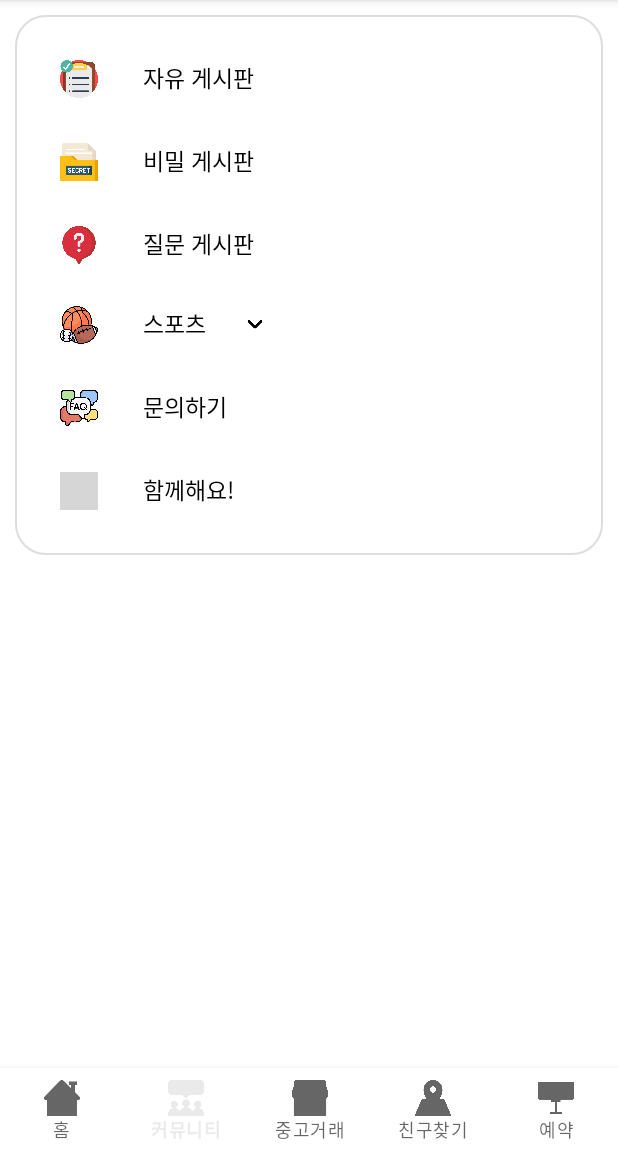
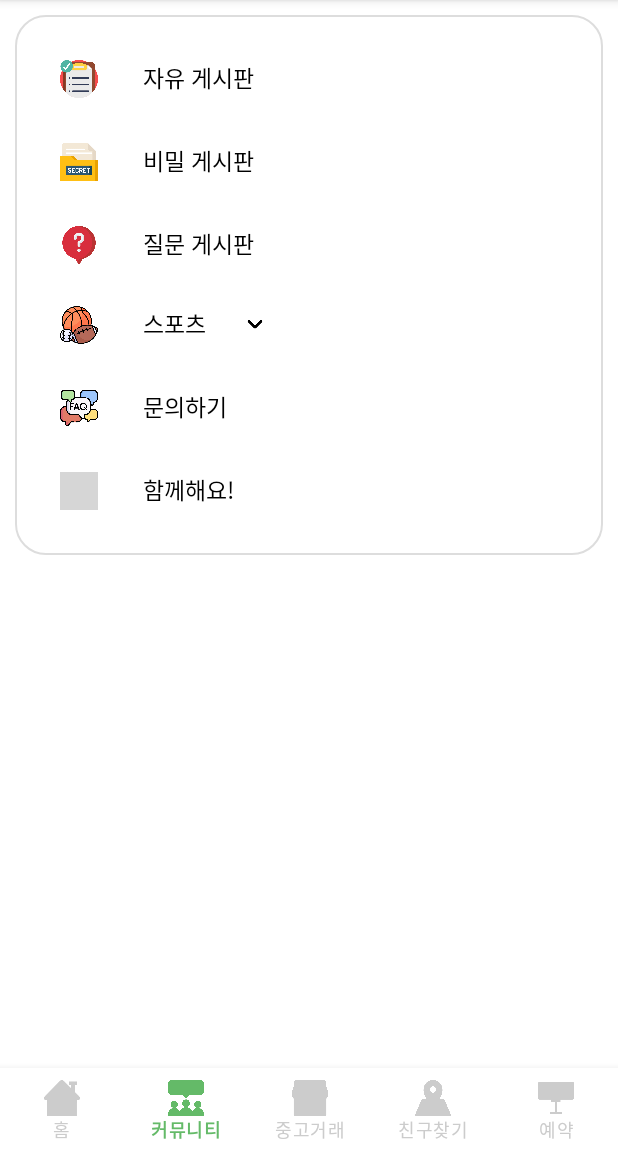
Before and after one commit to oxen6297/Sports, an Android app: the MainActivity screen opened directly, with no data from a screen before it, item 2 of the bottom bar chosen, on a phone screen of 412 x 824 dp, the part 84-1236 px from its top. Run offline under Robolectric (Android 15) with nearby library versions, the phone set to English and light mode, and no system bars; grey boxes are pictures that could not be loaded.

Commit message:
바텀 네비게이션뷰 색상 수정

```diff
--- /dev/null
+++ b/app/src/main/res/drawable/menu_select_color.xml
@@ -0,0 +1,9 @@
+<?xml version="1.0" encoding="utf-8"?>
+<selector xmlns:android="http://schemas.android.com/apk/res/android">
+    <item android:state_checked="true"
+        android:color="#64BA68"/>
+
+    <item android:state_checked="false"
+        android:color="#CCCCCC"/>
+
+</selector>
--- a/app/src/main/res/layout/activity_main.xml
+++ b/app/src/main/res/layout/activity_main.xml
@@ -15,8 +15,11 @@
 
     <com.google.android.material.bottomnavigation.BottomNavigationView
         android:id="@+id/bottom_nav"
+        app:itemIconTint="@drawable/menu_select_color"
+        app:itemTextColor="@drawable/menu_select_color"
         android:layout_width="match_parent"
         app:labelVisibilityMode="labeled"
+        android:background="@color/white"
         app:menu="@menu/bottom_nav_menu"
         android:layout_height="?attr/actionBarSize"/>
 
```
Also changed, not shown: app/src/main/res/drawable/expand_button.png (deleted).
